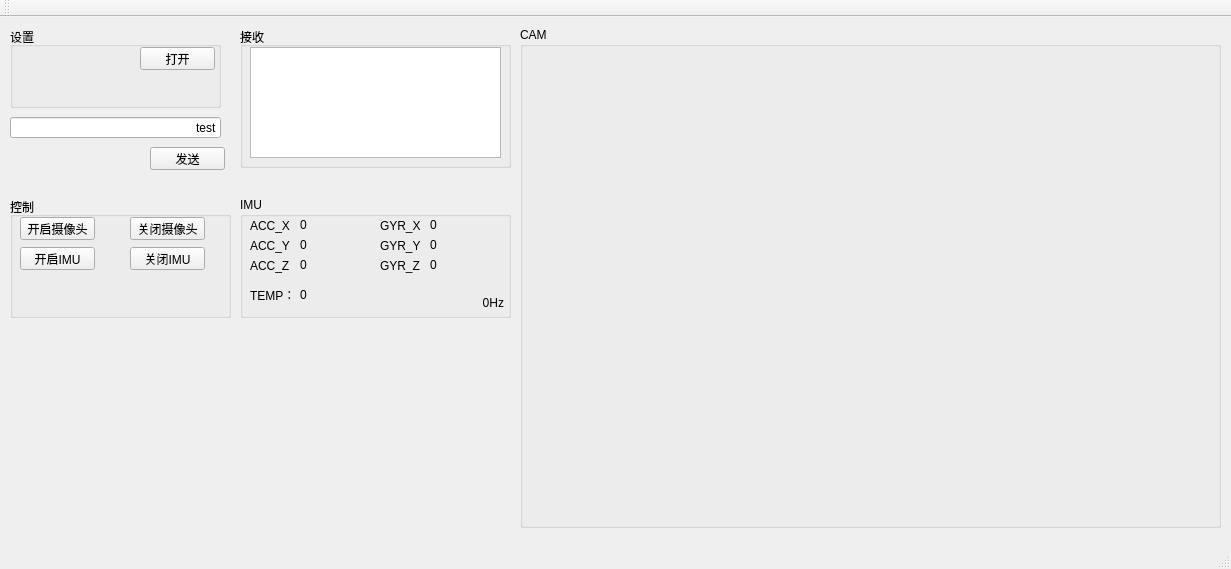
Before: the Qt Designer form mainwindow.ui in guanglun/openvio_pc, drawn with Qt 5.
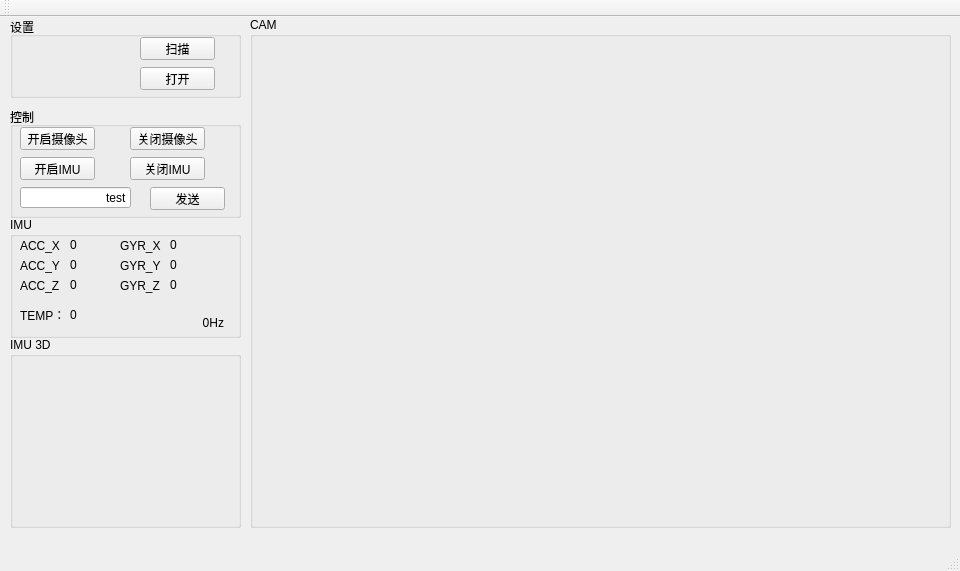
After: the same form once the commit is applied.

```diff
--- a/mainwindow.ui
+++ b/mainwindow.ui
@@ -6,8 +6,8 @@
    <rect>
     <x>0</x>
     <y>0</y>
-    <width>1231</width>
-    <height>569</height>
+    <width>960</width>
+    <height>571</height>
    </rect>
   </property>
   <property name="maximumSize">
@@ -20,35 +20,12 @@
    <string>MainWindow</string>
   </property>
   <widget class="QWidget" name="centralWidget">
-   <widget class="QGroupBox" name="groupBox">
-    <property name="geometry">
-     <rect>
-      <x>240</x>
-      <y>10</y>
-      <width>271</width>
-      <height>141</height>
-     </rect>
-    </property>
-    <property name="title">
-     <string>接收</string>
-    </property>
-    <widget class="QTextEdit" name="te_recv">
-     <property name="geometry">
-      <rect>
-       <x>10</x>
-       <y>20</y>
-       <width>251</width>
-       <height>111</height>
-      </rect>
-     </property>
-    </widget>
-   </widget>
    <widget class="QGroupBox" name="groupBox_2">
     <property name="geometry">
      <rect>
       <x>10</x>
-      <y>10</y>
-      <width>211</width>
+      <y>0</y>
+      <width>231</width>
       <height>81</height>
      </rect>
     </property>
@@ -59,7 +36,7 @@
      <property name="geometry">
       <rect>
        <x>130</x>
-       <y>20</y>
+       <y>50</y>
        <width>75</width>
        <height>23</height>
       </rect>
@@ -126,40 +103,24 @@
       </item>
      </layout>
     </widget>
-   </widget>
-   <widget class="QPushButton" name="pb_send">
-    <property name="geometry">
-     <rect>
-      <x>150</x>
-      <y>130</y>
-      <width>75</width>
-      <height>23</height>
-     </rect>
-    </property>
-    <property name="text">
-     <string>发送</string>
-    </property>
-   </widget>
-   <widget class="QLineEdit" name="le_send">
-    <property name="geometry">
-     <rect>
-      <x>10</x>
-      <y>100</y>
-      <width>211</width>
-      <height>21</height>
-     </rect>
-    </property>
-    <property name="text">
-     <string>test</string>
-    </property>
-    <property name="alignment">
-     <set>Qt::AlignRight|Qt::AlignTrailing|Qt::AlignVCenter</set>
-    </property>
+    <widget class="QPushButton" name="pb_scan">
+     <property name="geometry">
+      <rect>
+       <x>130</x>
+       <y>20</y>
+       <width>75</width>
+       <height>23</height>
+      </rect>
+     </property>
+     <property name="text">
+      <string>扫描</string>
+     </property>
+    </widget>
    </widget>
    <widget class="QLabel" name="lb_img">
     <property name="geometry">
      <rect>
-      <x>530</x>
+      <x>270</x>
       <y>20</y>
       <width>640</width>
       <height>480</height>
@@ -176,9 +137,9 @@
     <property name="geometry">
      <rect>
       <x>10</x>
-      <y>180</y>
-      <width>221</width>
-      <height>121</height>
+      <y>90</y>
+      <width>231</width>
+      <height>111</height>
      </rect>
     </property>
     <property name="title">
@@ -236,14 +197,43 @@
       <string>关闭IMU</string>
      </property>
     </widget>
+    <widget class="QLineEdit" name="le_send">
+     <property name="geometry">
+      <rect>
+       <x>10</x>
+       <y>80</y>
+       <width>111</width>
+       <height>21</height>
+      </rect>
+     </property>
+     <property name="text">
+      <string>test</string>
+     </property>
+     <property name="alignment">
+      <set>Qt::AlignRight|Qt::AlignTrailing|Qt::AlignVCenter</set>
+     </property>
+    </widget>
+    <widget class="QPushButton" name="pb_send">
+     <property name="geometry">
+      <rect>
+       <x>140</x>
+       <y>80</y>
+       <width>75</width>
+       <height>23</height>
+      </rect>
+     </property>
+     <property name="text">
+      <string>发送</string>
+     </property>
+    </widget>
    </widget>
    <widget class="QGroupBox" name="groupBox_4">
     <property name="geometry">
      <rect>
-      <x>520</x>
-      <y>10</y>
+      <x>250</x>
+      <y>0</y>
       <width>701</width>
-      <height>501</height>
+      <height>511</height>
      </rect>
     </property>
     <property name="title">
@@ -253,9 +243,9 @@
    <widget class="QGroupBox" name="groupBox_5">
     <property name="geometry">
      <rect>
-      <x>240</x>
-      <y>180</y>
-      <width>271</width>
+      <x>10</x>
+      <y>200</y>
+      <width>231</width>
       <height>121</height>
      </rect>
     </property>
@@ -304,7 +294,7 @@
     <widget class="QLabel" name="label_6">
      <property name="geometry">
       <rect>
-       <x>140</x>
+       <x>110</x>
        <y>60</y>
        <width>41</width>
        <height>16</height>
@@ -317,7 +307,7 @@
     <widget class="QLabel" name="label_7">
      <property name="geometry">
       <rect>
-       <x>140</x>
+       <x>110</x>
        <y>20</y>
        <width>41</width>
        <height>16</height>
@@ -330,7 +320,7 @@
     <widget class="QLabel" name="label_8">
      <property name="geometry">
       <rect>
-       <x>140</x>
+       <x>110</x>
        <y>40</y>
        <width>41</width>
        <height>16</height>
@@ -358,7 +348,7 @@
       <rect>
        <x>60</x>
        <y>20</y>
-       <width>71</width>
+       <width>51</width>
        <height>16</height>
       </rect>
      </property>
@@ -371,7 +361,7 @@
       <rect>
        <x>60</x>
        <y>40</y>
-       <width>71</width>
+       <width>51</width>
        <height>16</height>
       </rect>
      </property>
@@ -384,7 +374,7 @@
       <rect>
        <x>60</x>
        <y>60</y>
-       <width>71</width>
+       <width>51</width>
        <height>16</height>
       </rect>
      </property>
@@ -408,7 +398,7 @@
     <widget class="QLabel" name="lb_gyr_x">
      <property name="geometry">
       <rect>
-       <x>190</x>
+       <x>160</x>
        <y>20</y>
        <width>71</width>
        <height>16</height>
@@ -421,7 +411,7 @@
     <widget class="QLabel" name="lb_gyr_y">
      <property name="geometry">
       <rect>
-       <x>190</x>
+       <x>160</x>
        <y>40</y>
        <width>71</width>
        <height>16</height>
@@ -434,7 +424,7 @@
     <widget class="QLabel" name="lb_gyr_z">
      <property name="geometry">
       <rect>
-       <x>190</x>
+       <x>160</x>
        <y>60</y>
        <width>71</width>
        <height>16</height>
@@ -447,7 +437,7 @@
     <widget class="QLabel" name="lb_imu_hz">
      <property name="geometry">
       <rect>
-       <x>210</x>
+       <x>160</x>
        <y>100</y>
        <width>54</width>
        <height>12</height>
@@ -461,6 +451,30 @@
      </property>
     </widget>
    </widget>
+   <widget class="QGroupBox" name="groupBox">
+    <property name="geometry">
+     <rect>
+      <x>10</x>
+      <y>320</y>
+      <width>231</width>
+      <height>191</height>
+     </rect>
+    </property>
+    <property name="title">
+     <string>IMU 3D</string>
+    </property>
+    <widget class="QWidget" name="verticalLayoutWidget">
+     <property name="geometry">
+      <rect>
+       <x>10</x>
+       <y>20</y>
+       <width>211</width>
+       <height>161</height>
+      </rect>
+     </property>
+     <layout class="QVBoxLayout" name="verticalLayout"/>
+    </widget>
+   </widget>
   </widget>
   <widget class="QMenuBar" name="menuBar">
    <property name="geometry">
```
Left out of the diff: 2 changed lines with no effect on the pictures.
